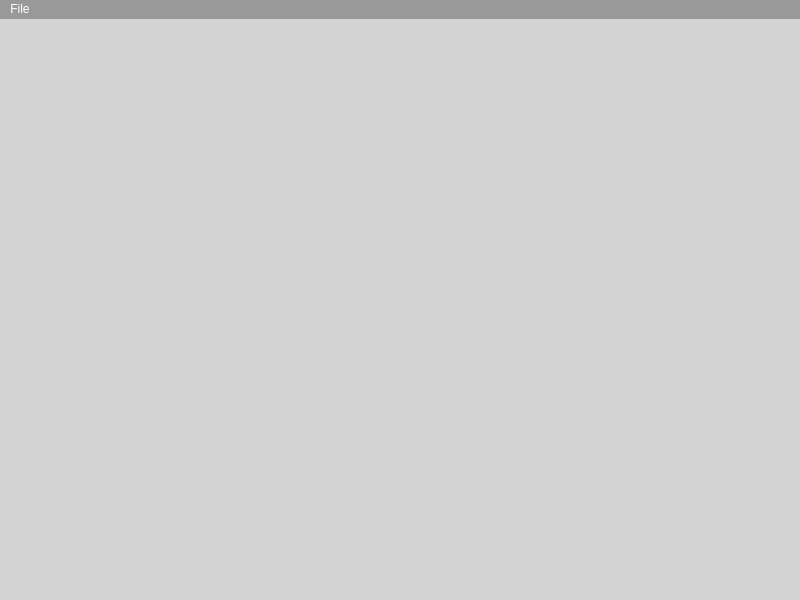
Old version of the form silly.ui in the repository DarenskyRoman/DICOMViewer.
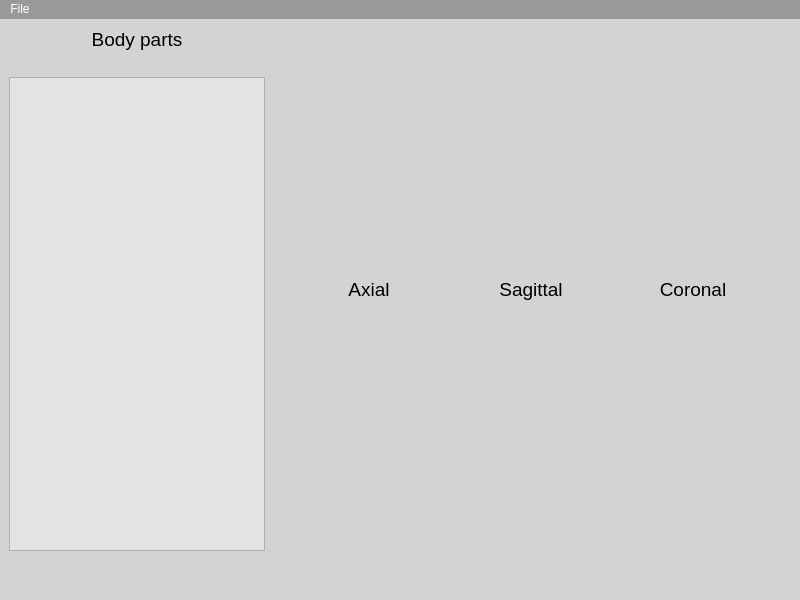
New version of the form.

Patch:
```diff
--- a/silly.ui
+++ b/silly.ui
@@ -28,37 +28,284 @@
     <string notr="true">background-color: rgb(211, 211, 211);</string>
    </property>
    <layout class="QGridLayout" name="gridLayout">
+    <item row="0" column="1">
+     <spacer name="horizontalSpacer">
+      <property name="orientation">
+       <enum>Qt::Horizontal</enum>
+      </property>
+      <property name="sizeType">
+       <enum>QSizePolicy::Fixed</enum>
+      </property>
+      <property name="sizeHint" stdset="0">
+       <size>
+        <width>40</width>
+        <height>20</height>
+       </size>
+      </property>
+     </spacer>
+    </item>
+    <item row="0" column="3">
+     <spacer name="horizontalSpacer_2">
+      <property name="orientation">
+       <enum>Qt::Horizontal</enum>
+      </property>
+      <property name="sizeType">
+       <enum>QSizePolicy::Fixed</enum>
+      </property>
+      <property name="sizeHint" stdset="0">
+       <size>
+        <width>40</width>
+        <height>20</height>
+       </size>
+      </property>
+     </spacer>
+    </item>
+    <item row="0" column="5">
+     <spacer name="horizontalSpacer_3">
+      <property name="orientation">
+       <enum>Qt::Horizontal</enum>
+      </property>
+      <property name="sizeType">
+       <enum>QSizePolicy::Fixed</enum>
+      </property>
+      <property name="sizeHint" stdset="0">
+       <size>
+        <width>40</width>
+        <height>20</height>
+       </size>
+      </property>
+     </spacer>
+    </item>
+    <item row="0" column="4">
+     <layout class="QVBoxLayout" name="sagittalLayout">
+      <item>
+       <widget class="QLabel" name="label_3">
+        <property name="sizePolicy">
+         <sizepolicy hsizetype="Minimum" vsizetype="Fixed">
+          <horstretch>0</horstretch>
+          <verstretch>0</verstretch>
+         </sizepolicy>
+        </property>
+        <property name="font">
+         <font>
+          <pointsize>14</pointsize>
+         </font>
+        </property>
+        <property name="styleSheet">
+         <string notr="true">color: rgb(0, 0, 0);</string>
+        </property>
+        <property name="text">
+         <string>Sagittal</string>
+        </property>
+        <property name="alignment">
+         <set>Qt::AlignCenter</set>
+        </property>
+       </widget>
+      </item>
+      <item>
+       <spacer name="verticalSpacer_3">
+        <property name="orientation">
+         <enum>Qt::Vertical</enum>
+        </property>
+        <property name="sizeType">
+         <enum>QSizePolicy::Fixed</enum>
+        </property>
+        <property name="sizeHint" stdset="0">
+         <size>
+          <width>20</width>
+          <height>40</height>
+         </size>
+        </property>
+       </spacer>
+      </item>
+     </layout>
+    </item>
+    <item row="0" column="6">
+     <layout class="QVBoxLayout" name="coronalLayout">
+      <item>
+       <widget class="QLabel" name="label_4">
+        <property name="sizePolicy">
+         <sizepolicy hsizetype="Minimum" vsizetype="Fixed">
+          <horstretch>0</horstretch>
+          <verstretch>0</verstretch>
+         </sizepolicy>
+        </property>
+        <property name="font">
+         <font>
+          <pointsize>14</pointsize>
+         </font>
+        </property>
+        <property name="styleSheet">
+         <string notr="true">color: rgb(0, 0, 0);</string>
+        </property>
+        <property name="text">
+         <string>Coronal</string>
+        </property>
+        <property name="alignment">
+         <set>Qt::AlignCenter</set>
+        </property>
+       </widget>
+      </item>
+      <item>
+       <spacer name="verticalSpacer_4">
+        <property name="orientation">
+         <enum>Qt::Vertical</enum>
+        </property>
+        <property name="sizeType">
+         <enum>QSizePolicy::Fixed</enum>
+        </property>
+        <property name="sizeHint" stdset="0">
+         <size>
+          <width>20</width>
+          <height>40</height>
+         </size>
+        </property>
+       </spacer>
+      </item>
+     </layout>
+    </item>
+    <item row="0" column="2">
+     <layout class="QVBoxLayout" name="axialLayout">
+      <item>
+       <widget class="QLabel" name="label_2">
+        <property name="sizePolicy">
+         <sizepolicy hsizetype="Minimum" vsizetype="Fixed">
+          <horstretch>0</horstretch>
+          <verstretch>0</verstretch>
+         </sizepolicy>
+        </property>
+        <property name="font">
+         <font>
+          <pointsize>14</pointsize>
+         </font>
+        </property>
+        <property name="styleSheet">
+         <string notr="true">color: rgb(0, 0, 0);</string>
+        </property>
+        <property name="text">
+         <string>Axial</string>
+        </property>
+        <property name="alignment">
+         <set>Qt::AlignCenter</set>
+        </property>
+       </widget>
+      </item>
+      <item>
+       <spacer name="verticalSpacer_2">
+        <property name="orientation">
+         <enum>Qt::Vertical</enum>
+        </property>
+        <property name="sizeType">
+         <enum>QSizePolicy::Fixed</enum>
+        </property>
+        <property name="sizeHint" stdset="0">
+         <size>
+          <width>20</width>
+          <height>40</height>
+         </size>
+        </property>
+       </spacer>
+      </item>
+     </layout>
+    </item>
     <item row="0" column="0">
-     <spacer name="verticalSpacer">
-      <property name="orientation">
-       <enum>Qt::Vertical</enum>
-      </property>
-      <property name="sizeType">
-       <enum>QSizePolicy::Fixed</enum>
-      </property>
-      <property name="sizeHint" stdset="0">
-       <size>
-        <width>20</width>
-        <height>40</height>
-       </size>
-      </property>
-     </spacer>
+     <layout class="QVBoxLayout" name="bodPartsLayout">
+      <item>
+       <widget class="QLabel" name="label">
+        <property name="sizePolicy">
+         <sizepolicy hsizetype="Minimum" vsizetype="Minimum">
+          <horstretch>0</horstretch>
+          <verstretch>0</verstretch>
+         </sizepolicy>
+        </property>
+        <property name="minimumSize">
+         <size>
+          <width>0</width>
+          <height>0</height>
+         </size>
+        </property>
+        <property name="font">
+         <font>
+          <pointsize>14</pointsize>
+         </font>
+        </property>
+        <property name="styleSheet">
+         <string notr="true">color: rgb(0, 0, 0);</string>
+        </property>
+        <property name="text">
+         <string>Body parts</string>
+        </property>
+        <property name="alignment">
+         <set>Qt::AlignCenter</set>
+        </property>
+       </widget>
+      </item>
+      <item>
+       <spacer name="verticalSpacer">
+        <property name="orientation">
+         <enum>Qt::Vertical</enum>
+        </property>
+        <property name="sizeType">
+         <enum>QSizePolicy::Fixed</enum>
+        </property>
+        <property name="sizeHint" stdset="0">
+         <size>
+          <width>20</width>
+          <height>20</height>
+         </size>
+        </property>
+       </spacer>
+      </item>
+      <item>
+       <widget class="QListWidget" name="bodyPartsList">
+        <property name="sizePolicy">
+         <sizepolicy hsizetype="Fixed" vsizetype="Expanding">
+          <horstretch>0</horstretch>
+          <verstretch>0</verstretch>
+         </sizepolicy>
+        </property>
+        <property name="minimumSize">
+         <size>
+          <width>0</width>
+          <height>0</height>
+         </size>
+        </property>
+        <property name="styleSheet">
+         <string notr="true">color: rgb(0, 0, 0);
+background-color: rgb(227, 227, 227);</string>
+        </property>
+       </widget>
+      </item>
+      <item>
+       <spacer name="verticalSpacer_5">
+        <property name="orientation">
+         <enum>Qt::Vertical</enum>
+        </property>
+        <property name="sizeType">
+         <enum>QSizePolicy::Fixed</enum>
+        </property>
+        <property name="sizeHint" stdset="0">
+         <size>
+          <width>20</width>
+          <height>40</height>
+         </size>
+        </property>
+       </spacer>
+      </item>
+     </layout>
     </item>
-    <item row="1" column="0">
-     <layout class="QVBoxLayout" name="imageLayout"/>
-    </item>
-    <item row="2" column="0">
-     <spacer name="verticalSpacer_2">
+    <item row="0" column="7">
+     <spacer name="horizontalSpacer_4">
       <property name="orientation">
-       <enum>Qt::Vertical</enum>
+       <enum>Qt::Horizontal</enum>
       </property>
       <property name="sizeType">
        <enum>QSizePolicy::Fixed</enum>
       </property>
       <property name="sizeHint" stdset="0">
        <size>
-        <width>20</width>
-        <height>40</height>
+        <width>40</width>
+        <height>20</height>
        </size>
       </property>
      </spacer>
```
